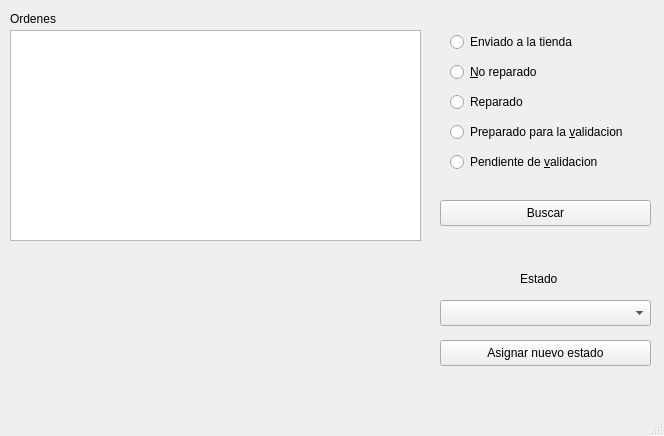
Above: TecnicosSSTT/mainwindow.ui from mhv666/servicioTecnico before the change. Below: the same form after it.
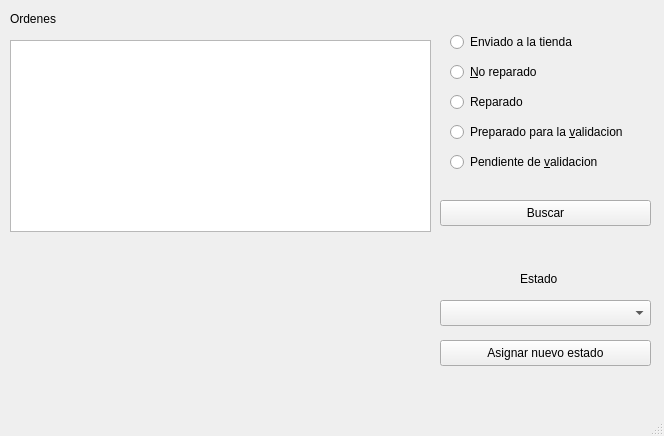
That is the form after the change.

```diff
--- a/TecnicosSSTT/mainwindow.ui
+++ b/TecnicosSSTT/mainwindow.ui
@@ -156,13 +156,13 @@
      <string>Asignar nuevo estado</string>
     </property>
    </widget>
-   <widget class="QTableView" name="listaDeOrdenes">
+   <widget class="QTableWidget" name="tableWidget">
     <property name="geometry">
      <rect>
       <x>10</x>
-      <y>30</y>
-      <width>411</width>
-      <height>211</height>
+      <y>40</y>
+      <width>421</width>
+      <height>192</height>
      </rect>
     </property>
    </widget>
```
